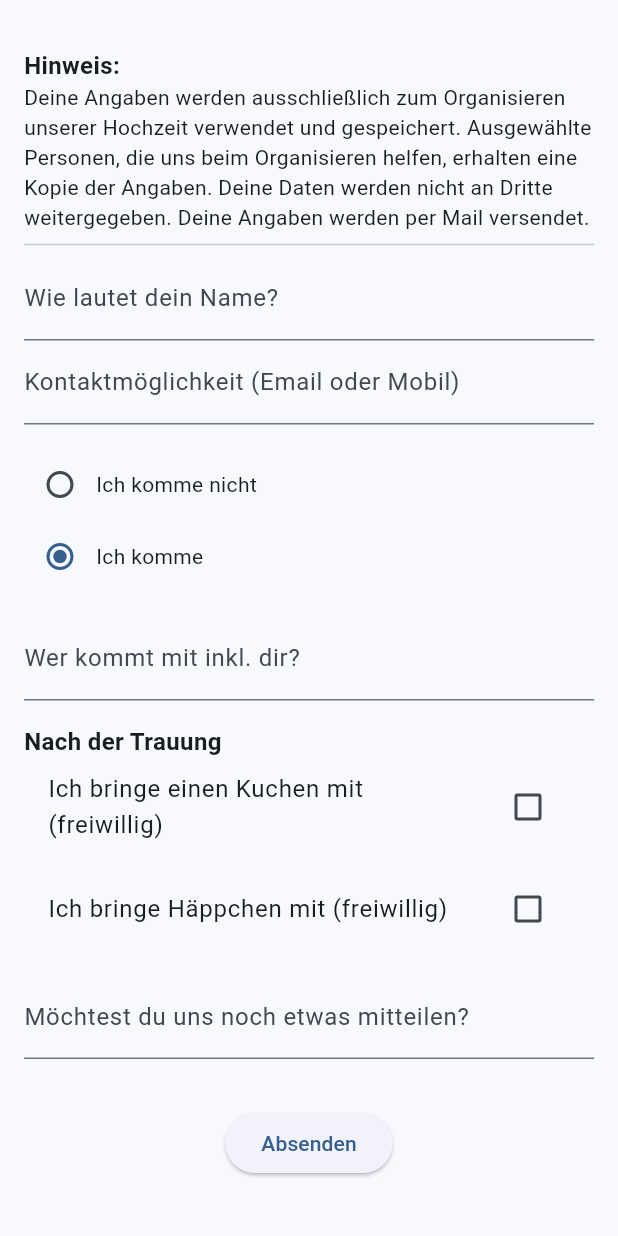
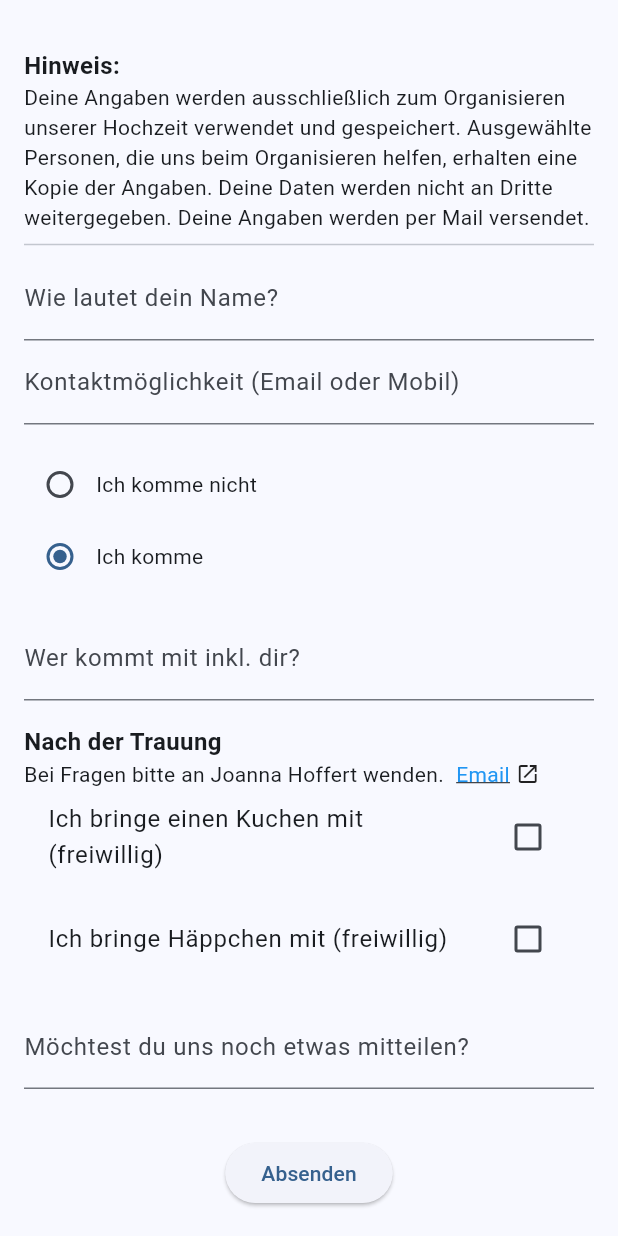
Before and after one commit to jherrma/weddingform, a Flutter app: the FormWidget widget shown alone on an empty page, opened directly with empty values, after a tap on "Ich komme", on a phone screen of 412 x 824 dp. Run offline on Flutter 3.47's test engine with Material 3 defaults, Android fonts, the phone set to English and light mode, and no system bars.

Commit message:
Add mail-to links

```diff
--- a/webapp/lib/Models/authentication_state.dart
+++ b/webapp/lib/Models/authentication_state.dart
@@ -4,10 +4,16 @@ class AuthenticationState {
   AuthenticationType authenticationType;
   String username;
   String password;
+  String emailCoffee;
+  String emailRide;
+  String emailContribution;
 
   AuthenticationState({
     this.authenticationType = AuthenticationType.unauthorized,
     this.username = '',
     this.password = '',
+    this.emailCoffee = '',
+    this.emailRide = '',
+    this.emailContribution = '',
   });
 }
--- a/webapp/lib/form_widget.dart
+++ b/webapp/lib/form_widget.dart
@@ -107,10 +107,10 @@ class _FormWidgetState extends State<FormWidget> {
   // Add new controller for notes
   final _notesController = TextEditingController();
 
-  Future<void> _launchMailClient() async {
+  Future<void> _launchMailClient(String email) async {
     final Uri emailUri = Uri(
       scheme: 'mailto',
-      path: 'example@example.com',
+      path: email,
     );
     try {
       await launchUrlString(emailUri.toString());
@@ -390,19 +390,30 @@ class _FormWidgetState extends State<FormWidget> {
                             fontWeight: FontWeight.bold, fontSize: 16),
                       ),
                     ),
-                    // Align(
-                    //   alignment: Alignment.centerLeft,
-                    //   child: InkWell(
-                    //     onTap: _launchMailClient,
-                    //     child: Text(
-                    //       'Bei Fragen bitte an Joanna Hoffert wenden',
-                    //       style: TextStyle(
-                    //         color: Colors.blue,
-                    //         decoration: TextDecoration.underline,
-                    //       ),
-                    //     ),
-                    //   ),
-                    // ),
+                    Align(
+                      alignment: Alignment.centerLeft,
+                      child: Row(
+                        children: [
+                          Text(
+                            'Bei Fragen bitte an Joanna Hoffert wenden.',
+                          ),
+                          SizedBox(width: 8),
+                          InkWell(
+                            onTap: () => _launchMailClient(
+                                widget.authenticationState.emailRide),
+                            child: Text(
+                              'Email',
+                              style: TextStyle(
+                                color: Colors.blue,
+                                decoration: TextDecoration.underline,
+                              ),
+                            ),
+                          ),
+                          SizedBox(width: 4),
+                          Icon(Icons.open_in_new, size: 16),
+                        ],
+                      ),
+                    ),
                     CheckboxListTile(
                       title: const Text(doYouBringCakeText),
                       value: isBringingCake,
@@ -444,6 +455,30 @@ class _FormWidgetState extends State<FormWidget> {
                           'Fahrt zur Feier',
                           style: TextStyle(
                               fontWeight: FontWeight.bold, fontSize: 16),
+                        ),
+                      ),
+                      Align(
+                        alignment: Alignment.centerLeft,
+                        child: Row(
+                          children: [
+                            Text(
+                              'Bei Fragen bitte an Martin Schwarz wenden.',
+                            ),
+                            SizedBox(width: 8),
+                            InkWell(
+                              onTap: () => _launchMailClient(
+                                  widget.authenticationState.emailRide),
+                              child: Text(
+                                'Email',
+                                style: TextStyle(
+                                  color: Colors.blue,
+                                  decoration: TextDecoration.underline,
+                                ),
+                              ),
+                            ),
+                            SizedBox(width: 4),
+                            Icon(Icons.open_in_new, size: 16),
+                          ],
                         ),
                       ),
                       Column(
@@ -563,13 +598,36 @@ class _FormWidgetState extends State<FormWidget> {
                         },
                       ),
                       SizedBox(height: 16),
-                      SizedBox(height: 16),
                       Align(
                         alignment: Alignment.centerLeft,
                         child: Text(
                           doYouHaveContributionText,
                           style: TextStyle(
                               fontWeight: FontWeight.bold, fontSize: 16),
+                        ),
+                      ),
+                      Align(
+                        alignment: Alignment.centerLeft,
+                        child: Row(
+                          children: [
+                            Text(
+                              'Bei Fragen bitte an Mate Hoffert wenden.',
+                            ),
+                            SizedBox(width: 8),
+                            InkWell(
+                              onTap: () => _launchMailClient(
+                                  widget.authenticationState.emailContribution),
+                              child: Text(
+                                'Email',
+                                style: TextStyle(
+                                  color: Colors.blue,
+                                  decoration: TextDecoration.underline,
+                                ),
+                              ),
+                            ),
+                            SizedBox(width: 4),
+                            Icon(Icons.open_in_new, size: 16),
+                          ],
                         ),
                       ),
                       Column(
```
Also changed, not shown: webapp/lib/authentication_widget.dart (+8 -4 lines), 1 other file.
